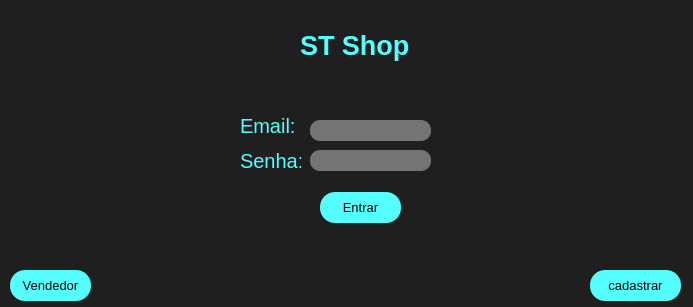
This is E_commerce/Login.ui in sergiolstavares/E-commerce as Qt 5 draws it before an edit. The edited form follows.
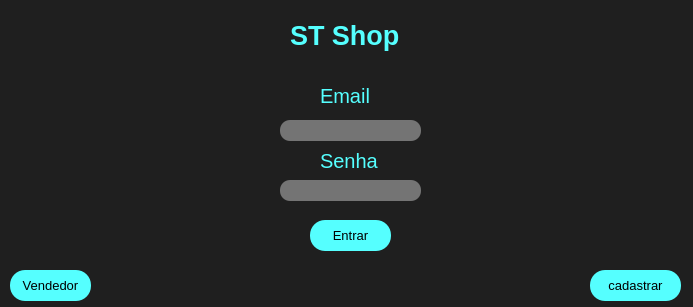
This is the edited form.

Commit message: Atualização no layout

Patch:
```diff
--- a/E_commerce/Login.ui
+++ b/E_commerce/Login.ui
@@ -35,8 +35,8 @@
    <widget class="QLabel" name="label">
     <property name="geometry">
      <rect>
-      <x>240</x>
-      <y>110</y>
+      <x>320</x>
+      <y>80</y>
       <width>61</width>
       <height>31</height>
      </rect>
@@ -50,7 +50,7 @@
      <string notr="true">color: rgb(85, 255, 255);</string>
     </property>
     <property name="text">
-     <string>Email:</string>
+     <string>Email</string>
     </property>
    </widget>
    <widget class="QLabel" name="label_2">
@@ -59,7 +59,7 @@
     </property>
     <property name="geometry">
      <rect>
-      <x>240</x>
+      <x>320</x>
       <y>150</y>
       <width>61</width>
       <height>21</height>
@@ -74,15 +74,15 @@
      <string notr="true">color: rgb(85, 255, 255);</string>
     </property>
     <property name="text">
-     <string>Senha:</string>
+     <string>Senha</string>
     </property>
    </widget>
    <widget class="QLineEdit" name="senha_input">
     <property name="geometry">
      <rect>
-      <x>310</x>
-      <y>150</y>
-      <width>121</width>
+      <x>280</x>
+      <y>180</y>
+      <width>141</width>
       <height>21</height>
      </rect>
     </property>
@@ -112,8 +112,8 @@
    <widget class="QLabel" name="label_3">
     <property name="geometry">
      <rect>
-      <x>300</x>
-      <y>30</y>
+      <x>290</x>
+      <y>20</y>
       <width>111</width>
       <height>31</height>
      </rect>
@@ -139,9 +139,9 @@
    <widget class="QLineEdit" name="login_input">
     <property name="geometry">
      <rect>
-      <x>310</x>
+      <x>280</x>
       <y>120</y>
-      <width>121</width>
+      <width>141</width>
       <height>21</height>
      </rect>
     </property>
@@ -157,8 +157,8 @@
    <widget class="QLabel" name="msg_error">
     <property name="geometry">
      <rect>
-      <x>210</x>
-      <y>240</y>
+      <x>200</x>
+      <y>280</y>
       <width>321</width>
       <height>31</height>
      </rect>
@@ -178,8 +178,8 @@
    <widget class="QPushButton" name="botao_entrar">
     <property name="geometry">
      <rect>
-      <x>320</x>
-      <y>192</y>
+      <x>310</x>
+      <y>220</y>
       <width>81</width>
       <height>31</height>
      </rect>
```
The commit also changes 2 other files.
